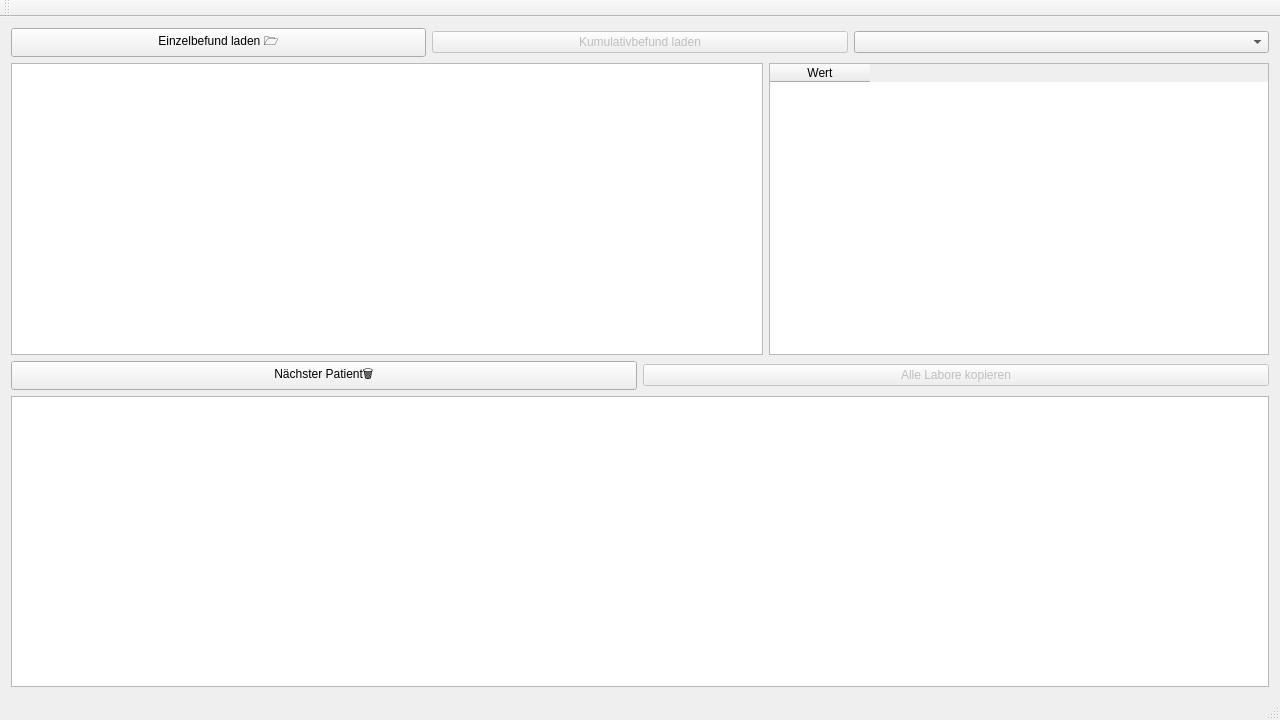
This is mainwindow.ui in bogie/medicoLabTool as Qt 5 draws it before an edit. The edited form follows.
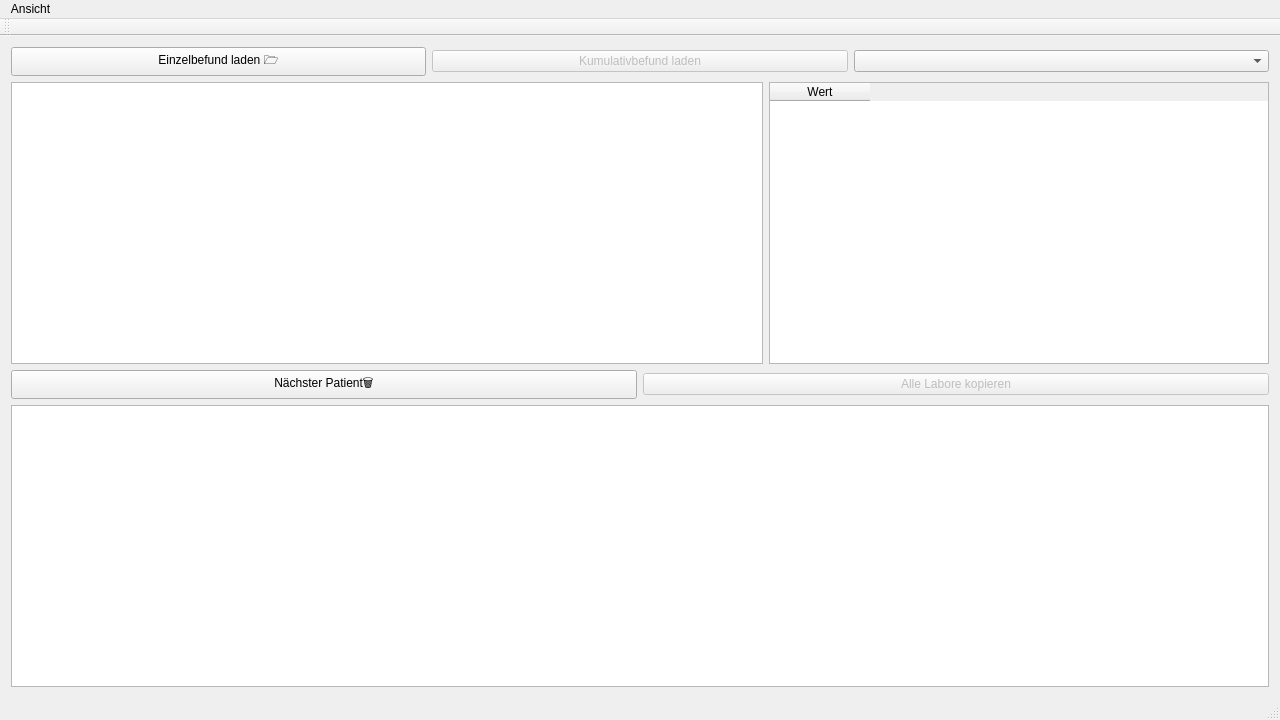
This is the edited form.

Patch:
```diff
--- a/mainwindow.ui
+++ b/mainwindow.ui
@@ -122,6 +122,14 @@
      <height>21</height>
     </rect>
    </property>
+   <widget class="QMenu" name="menuAnsicht">
+    <property name="title">
+     <string>Ansicht</string>
+    </property>
+    <addaction name="actionRegister"/>
+    <addaction name="actionUrindiagnostik"/>
+   </widget>
+   <addaction name="menuAnsicht"/>
   </widget>
   <widget class="QToolBar" name="mainToolBar">
    <attribute name="toolBarArea">
```
Left out of the diff: 12 changed lines with no effect on the pictures.
